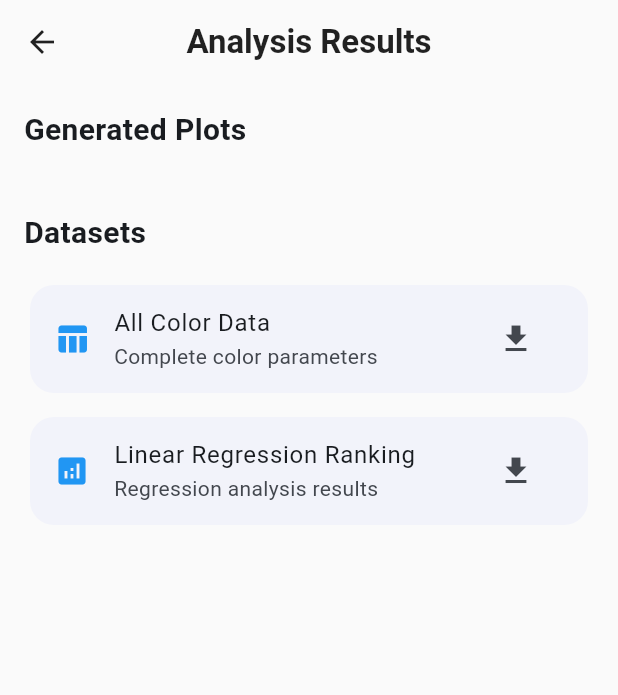
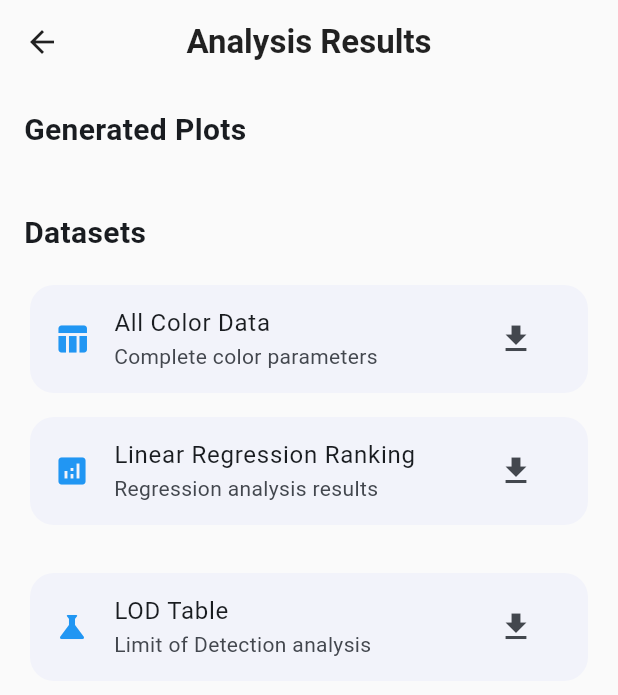
Before and after one commit to kamathanirudh/Research-Project, a Flutter app: the ResultsScreen screen opened directly with empty values, on a phone screen of 412 x 824 dp. Shown: the top 695 px of the screen. Run offline on Flutter 3.47's test engine with Material 3 defaults, Android fonts, the phone set to English and light mode, and no system bars; our stand-ins replace image_picker, open_file, permission_handler.

Commit message:
Initial commit: Colorimetric analysis project and mobile app

```diff
--- a/colorimetry_mobile_app/lib/main.dart
+++ b/colorimetry_mobile_app/lib/main.dart
@@ -76,7 +76,7 @@ class _HomeScreenState extends State<HomeScreen> with SingleTickerProviderStateM
   late Animation<double> _fadeAnimation;
 
   // Update this with your backend URL
-  final String baseUrl = 'http://192.168.1.12:8000';
+  final String baseUrl = 'http://192.168.1.7:8000';
 
   @override
   void initState() {
@@ -568,6 +568,8 @@ class ResultsScreen extends StatelessWidget {
   final Map<String, dynamic> results;
   final String baseUrl;
 
+
+
   const ResultsScreen({
     Key? key,
     required this.results,
@@ -642,6 +644,8 @@ class ResultsScreen extends StatelessWidget {
   Widget build(BuildContext context) {
     final plots = results['plots'] as List;
     final datasets = results['datasets'] as Map<String, dynamic>;
+    print(datasets);
+
 
     return Scaffold(
       backgroundColor: Colors.grey[50],
@@ -773,6 +777,23 @@ class ResultsScreen extends StatelessWidget {
                 ),
               ),
             ),
+
+            const SizedBox(height: 24),
+          if (datasets['lod_table'] != null)
+            Card(
+              child: ListTile(
+                leading: const Icon(Icons.science, color: Color(0xFF2196F3)),
+                title: const Text('LOD Table'),
+                subtitle: const Text('Limit of Detection analysis'),
+                trailing: IconButton(
+                  icon: const Icon(Icons.download),
+                  onPressed: () => _downloadFile(
+                    context,
+                    datasets['lod_table'],
+                  ),
+                ),
+              ),
+            ),
           ],
         ),
       ),
```
Also changed, not shown: 1 other file.
